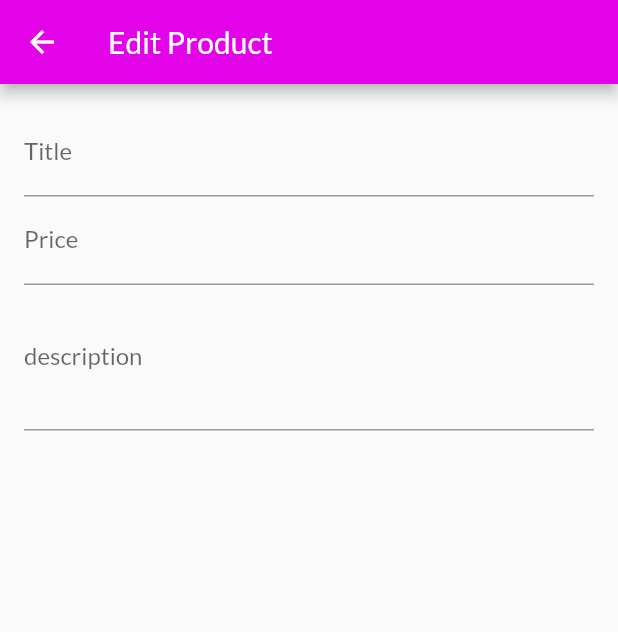
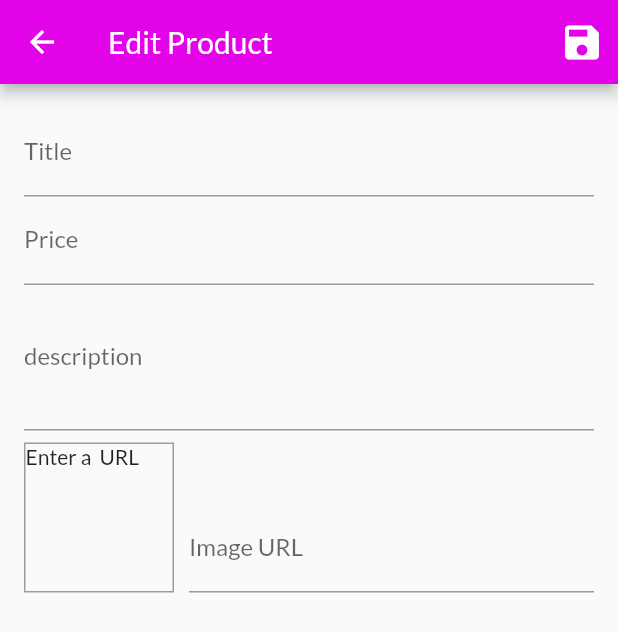
Before and after one commit to Daniel-Sogbey/shop_app, a Flutter app: the EditProductScreen screen opened by its route, on a phone screen of 412 x 824 dp. Shown: the top 632 px of the screen. Run offline on Flutter 3.47's test engine with Material 2 defaults, Android fonts, the phone set to English and light mode, and no system bars; network calls fail.

Commit message:
added an onsave method and how to get user input

```diff
--- a/lib/screens/edit_product_screen.dart
+++ b/lib/screens/edit_product_screen.dart
@@ -1,4 +1,6 @@
 import 'package:flutter/material.dart';
+
+import '../providers/product.dart';
 
 class EditProductScreen extends StatefulWidget {
   static const routeName = '/edit-product';
@@ -9,23 +11,64 @@ class EditProductScreen extends StatefulWidget {
 class _EditProductScreenState extends State<EditProductScreen> {
   var _priceFocusNode = FocusNode();
   var _descriptionFocusNode = FocusNode();
+  final _imageUrlController = TextEditingController();
+  final _imageUrlFocusNode = FocusNode();
+  final _form = GlobalKey<FormState>();
+  var _editedProduct = Product(
+    id: null,
+    title: '',
+    price: 0.0,
+    description: '',
+    imageUrl: '',
+  );
+
+  void _updateImageUrl() {
+    if (!_imageUrlFocusNode.hasFocus) {
+      setState(() {});
+    }
+  }
+
+  @override
+  void initState() {
+    // TODO: implement initState
+    _imageUrlFocusNode.addListener(_updateImageUrl);
+    super.initState();
+  }
 
   @override
   void dispose() {
     _priceFocusNode.dispose();
     _descriptionFocusNode.dispose();
+    _imageUrlController.dispose();
+    _imageUrlFocusNode.dispose();
+    _imageUrlFocusNode.removeListener(_updateImageUrl);
     super.dispose();
+  }
+
+  void _saveForm() {
+    _form.currentState.save();
+    print(_editedProduct.title);
+    print(_editedProduct.price);
+    print(_editedProduct.description);
+    print(_editedProduct.imageUrl);
   }
 
   @override
   Widget build(BuildContext context) {
     return Scaffold(
-      appBar: AppBar(
-        title: Text('Edit Product'),
-      ),
+      appBar: AppBar(title: Text('Edit Product'), actions: <Widget>[
+        IconButton(
+          onPressed: _saveForm,
+          icon: Icon(
+            Icons.save,
+            size: 30.0,
+          ),
+        ),
+      ]),
       body: Padding(
         padding: const EdgeInsets.all(16.0),
         child: Form(
+          key: _form,
           child: ListView(
             children: <Widget>[
               TextFormField(
@@ -35,6 +78,15 @@ class _EditProductScreenState extends State<EditProductScreen> {
                     FocusScope.of(context).requestFocus(
                   _priceFocusNode,
                 ),
+                onSaved: (value) {
+                  _editedProduct = Product(
+                    title: value,
+                    price: _editedProduct.price,
+                    imageUrl: _editedProduct.imageUrl,
+                    description: _editedProduct.description,
+                    id: null,
+                  );
+                },
               ),
               TextFormField(
                 decoration: InputDecoration(labelText: 'Price'),
@@ -45,12 +97,75 @@ class _EditProductScreenState extends State<EditProductScreen> {
                     FocusScope.of(context).requestFocus(
                   _descriptionFocusNode,
                 ),
+                onSaved: (value) {
+                  _editedProduct = Product(
+                    title: _editedProduct.title,
+                    price: double.parse(value),
+                    imageUrl: _editedProduct.imageUrl,
+                    description: _editedProduct.description,
+                    id: null,
+                  );
+                },
               ),
               TextFormField(
                 decoration: InputDecoration(labelText: 'description'),
                 maxLines: 3,
                 keyboardType: TextInputType.multiline,
                 focusNode: _descriptionFocusNode,
+                onSaved: (value) {
+                  _editedProduct = Product(
+                    title: _editedProduct.title,
+                    price: _editedProduct.price,
+                    imageUrl: _editedProduct.imageUrl,
+                    description: value,
+                    id: null,
+                  );
+                },
+              ),
+              Row(
+                crossAxisAlignment: CrossAxisAlignment.end,
+                children: <Widget>[
+                  Container(
+                    width: 100,
+                    height: 100,
+                    margin: EdgeInsets.only(top: 8.0, right: 10.0),
+                    decoration: BoxDecoration(
+                      border: Border.all(
+                        width: 1,
+                        color: Colors.grey,
+                      ),
+                    ),
+                    child: _imageUrlController.text.isEmpty
+                        ? Text('Enter a  URL')
+                        : FittedBox(
+                            child: Image.network(
+                              _imageUrlController.text,
+                              fit: BoxFit.cover,
+                            ),
+                          ),
+                  ),
+                  Expanded(
+                    child: TextFormField(
+                      decoration: InputDecoration(labelText: 'Image URL'),
+                      keyboardType: TextInputType.url,
+                      textInputAction: TextInputAction.done,
+                      controller: _imageUrlController,
+                      focusNode: _imageUrlFocusNode,
+                      onFieldSubmitted: (_) {
+                        _saveForm();
+                      },
+                      onSaved: (value) {
+                        _editedProduct = Product(
+                          title: _editedProduct.title,
+                          price: _editedProduct.price,
+                          imageUrl: value,
+                          description: _editedProduct.description,
+                          id: null,
+                        );
+                      },
+                    ),
+                  ),
+                ],
               ),
             ],
           ),
```
